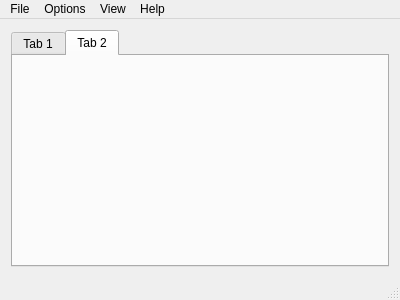
This is Overseer/mainwindow.ui in Davidj361/Overseer as Qt 5 draws it before an edit. The edited form follows.
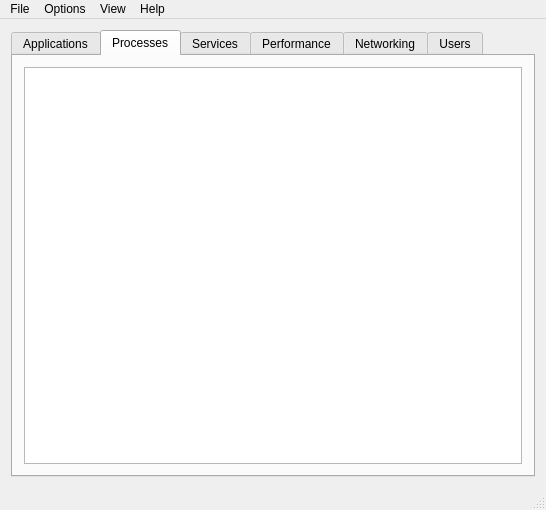
This is the edited form. The open tabs and pages were chosen to show the change.

Commit message: Added layout to processes tab. Added a list view to processes tab.

```diff
--- a/Overseer/mainwindow.ui
+++ b/Overseer/mainwindow.ui
@@ -6,25 +6,50 @@
    <rect>
     <x>0</x>
     <y>0</y>
-    <width>400</width>
-    <height>300</height>
+    <width>546</width>
+    <height>510</height>
    </rect>
   </property>
   <property name="windowTitle">
    <string>Overseer</string>
   </property>
   <widget class="QWidget" name="centralWidget">
-   <layout class="QVBoxLayout" name="verticalLayout">
+   <layout class="QHBoxLayout" name="horizontalLayout">
     <item>
      <widget class="QTabWidget" name="tabWidget">
       <widget class="QWidget" name="tab">
        <attribute name="title">
-        <string>Tab 1</string>
+        <string>Applications</string>
        </attribute>
       </widget>
       <widget class="QWidget" name="tab_2">
        <attribute name="title">
-        <string>Tab 2</string>
+        <string>Processes</string>
+       </attribute>
+       <layout class="QVBoxLayout" name="verticalLayout">
+        <item>
+         <widget class="QListWidget" name="listWidget"/>
+        </item>
+       </layout>
+      </widget>
+      <widget class="QWidget" name="tab_3">
+       <attribute name="title">
+        <string>Services</string>
+       </attribute>
+      </widget>
+      <widget class="QWidget" name="tab_4">
+       <attribute name="title">
+        <string>Performance</string>
+       </attribute>
+      </widget>
+      <widget class="QWidget" name="tab_5">
+       <attribute name="title">
+        <string>Networking</string>
+       </attribute>
+      </widget>
+      <widget class="QWidget" name="tab_6">
+       <attribute name="title">
+        <string>Users</string>
        </attribute>
       </widget>
      </widget>
@@ -37,7 +62,7 @@
     <rect>
      <x>0</x>
      <y>0</y>
-     <width>400</width>
+     <width>546</width>
      <height>25</height>
     </rect>
    </property>
```
Left out of the diff: 5 changed lines with no effect on the pictures. The commit also changes 3 other files.
